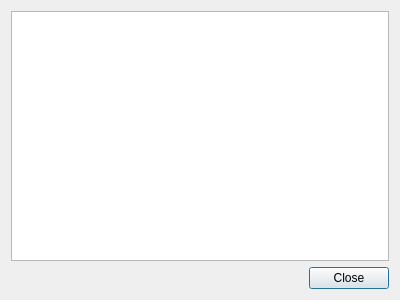
Above: Mergin/ui/ui_version_details_dialog.ui from MerginMaps/qgis-plugin before the change. Below: the same form after it.
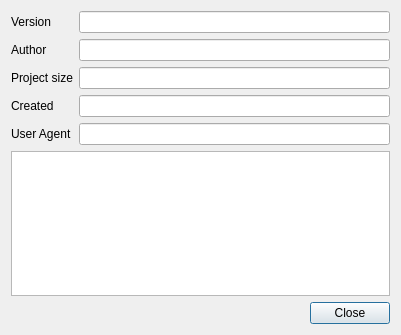
That is the form after the change.

Commit message: add more information to the version details dialog, including version name, author, creation date, project size and user agent

```diff
--- a/Mergin/ui/ui_version_details_dialog.ui
+++ b/Mergin/ui/ui_version_details_dialog.ui
@@ -6,15 +6,85 @@
    <rect>
     <x>0</x>
     <y>0</y>
-    <width>400</width>
-    <height>300</height>
+    <width>401</width>
+    <height>335</height>
    </rect>
   </property>
   <property name="windowTitle">
    <string>Version Details</string>
   </property>
-  <layout class="QVBoxLayout" name="verticalLayout">
-   <item>
+  <layout class="QGridLayout" name="gridLayout">
+   <item row="0" column="0">
+    <widget class="QLabel" name="label">
+     <property name="text">
+      <string>Version</string>
+     </property>
+    </widget>
+   </item>
+   <item row="0" column="1">
+    <widget class="QLineEdit" name="edit_version">
+     <property name="readOnly">
+      <bool>true</bool>
+     </property>
+    </widget>
+   </item>
+   <item row="1" column="0">
+    <widget class="QLabel" name="label_2">
+     <property name="text">
+      <string>Author</string>
+     </property>
+    </widget>
+   </item>
+   <item row="1" column="1">
+    <widget class="QLineEdit" name="edit_author">
+     <property name="readOnly">
+      <bool>true</bool>
+     </property>
+    </widget>
+   </item>
+   <item row="2" column="0">
+    <widget class="QLabel" name="label_3">
+     <property name="text">
+      <string>Project size</string>
+     </property>
+    </widget>
+   </item>
+   <item row="2" column="1">
+    <widget class="QLineEdit" name="edit_project_size">
+     <property name="readOnly">
+      <bool>true</bool>
+     </property>
+    </widget>
+   </item>
+   <item row="3" column="0">
+    <widget class="QLabel" name="label_4">
+     <property name="text">
+      <string>Created</string>
+     </property>
+    </widget>
+   </item>
+   <item row="3" column="1">
+    <widget class="QLineEdit" name="edit_created">
+     <property name="readOnly">
+      <bool>true</bool>
+     </property>
+    </widget>
+   </item>
+   <item row="4" column="0">
+    <widget class="QLabel" name="label_5">
+     <property name="text">
+      <string>User Agent</string>
+     </property>
+    </widget>
+   </item>
+   <item row="4" column="1">
+    <widget class="QLineEdit" name="edit_user_agent">
+     <property name="readOnly">
+      <bool>true</bool>
+     </property>
+    </widget>
+   </item>
+   <item row="5" column="0" colspan="2">
     <widget class="QTreeView" name="tree_details">
      <property name="editTriggers">
       <set>QAbstractItemView::NoEditTriggers</set>
@@ -27,7 +97,7 @@
      </property>
     </widget>
    </item>
-   <item>
+   <item row="6" column="0" colspan="2">
     <widget class="QDialogButtonBox" name="buttonBox">
      <property name="orientation">
       <enum>Qt::Horizontal</enum>
```
The commit also changes 4 other files.
